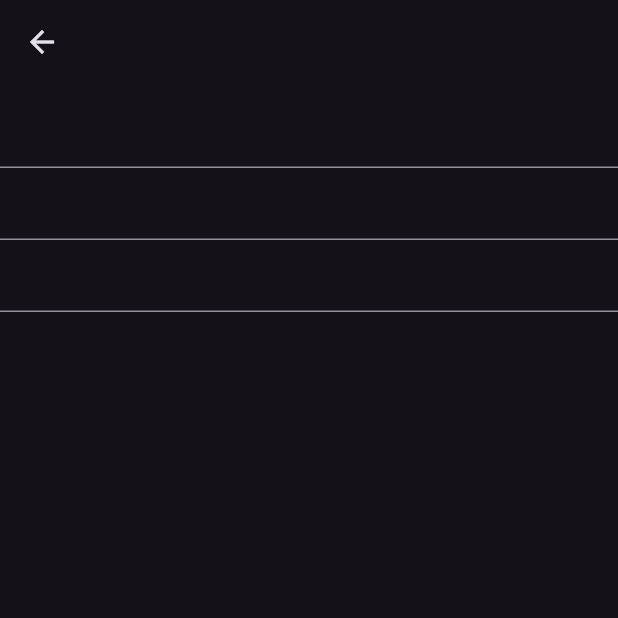
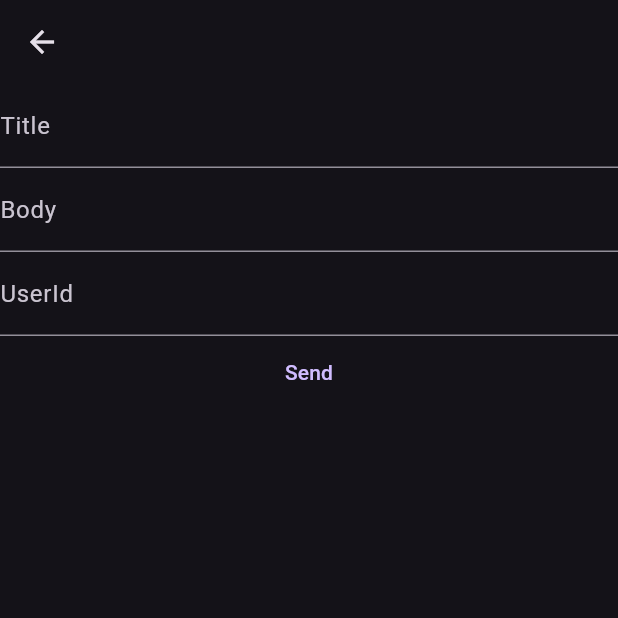
Before and after one commit to shallwebegin/flutter_trainin, a Flutter app: the ServicePostLearn screen opened directly, on a phone screen of 412 x 824 dp, the top half of it. Run offline on Flutter 3.47's test engine with Material 3 defaults, Android fonts, the phone set to English and light mode, and no system bars; our stand-ins replace dio; network calls fail.

Commit message:
add post_service

```diff
--- a/lib/202/service/service_post_learn_view.dart
+++ b/lib/202/service/service_post_learn_view.dart
@@ -16,6 +16,11 @@ class _ServiceLearnState extends State<ServicePostLearn> {
   String? name;
   late final Dio _dio;
   final _baseUrl = 'https://jsonplaceholder.typicode.com/';
+
+  final TextEditingController _titleController = TextEditingController();
+  final TextEditingController _bodyController = TextEditingController();
+  final TextEditingController _userIdController = TextEditingController();
+
   @override
   void initState() {
     super.initState();
@@ -26,6 +31,16 @@ class _ServiceLearnState extends State<ServicePostLearn> {
     setState(() {
       _isLoading = !_isLoading;
     });
+  }
+
+  Future<void> _addItemToService(PostModel postModel) async {
+    _changeLoading();
+    final response = await _dio.post('posts', data: postModel);
+
+    if (response.statusCode == HttpStatus.ok) {
+      name = 'Basarili';
+    }
+    _changeLoading();
   }
 
   @override
@@ -41,9 +56,40 @@ class _ServiceLearnState extends State<ServicePostLearn> {
       ),
       body: Column(
         children: [
-          TextField(decoration: const InputDecoration(labelText: '')),
-          TextField(),
-          TextField(),
+          TextField(
+            textInputAction: TextInputAction.next,
+            keyboardType: TextInputType.text,
+            controller: _titleController,
+            decoration: const InputDecoration(labelText: 'Title'),
+          ),
+          TextField(
+            textInputAction: TextInputAction.next,
+            controller: _bodyController,
+            decoration: const InputDecoration(labelText: 'Body'),
+          ),
+          TextField(
+            controller: _userIdController,
+            keyboardType: TextInputType.number,
+            autofillHints: [AutofillHints.creditCardNumber],
+            decoration: const InputDecoration(labelText: 'UserId'),
+          ),
+          TextButton(
+              onPressed: _isLoading
+                  ? null
+                  : () {
+                      if (_titleController.text.isNotEmpty &&
+                          _bodyController.text.isNotEmpty &&
+                          _userIdController.text.isNotEmpty) {
+                        final model = PostModel(
+                          body: _bodyController.text,
+                          title: _titleController.text,
+                          userId: int.tryParse(_userIdController.text),
+                        );
+
+                        _addItemToService(model);
+                      }
+                    },
+              child: const Text('Send'))
         ],
       ),
     );
--- a/lib/main.dart
+++ b/lib/main.dart
@@ -8,6 +8,7 @@ import 'package:flutter_trainin/101/statefull_life_cycle_learn.dart';
 import 'package:flutter_trainin/101/text_field_learn.dart';
 import 'package:flutter_trainin/202/model_learn_view.dart';
 import 'package:flutter_trainin/202/service/service_learn_view.dart';
+import 'package:flutter_trainin/202/service/service_post_learn_view.dart';
 import 'package:flutter_trainin/202/tab_learn.dart';
 import 'package:flutter_trainin/demos/color_demos_view.dart';
 import 'package:flutter_trainin/demos/color_life_cycle_view.dart';
```
Also changed, not shown: lib/202/service/post_service.dart (added, +71 -0 lines), lib/202/service/service_learn_view.dart (+10 -12 lines).
